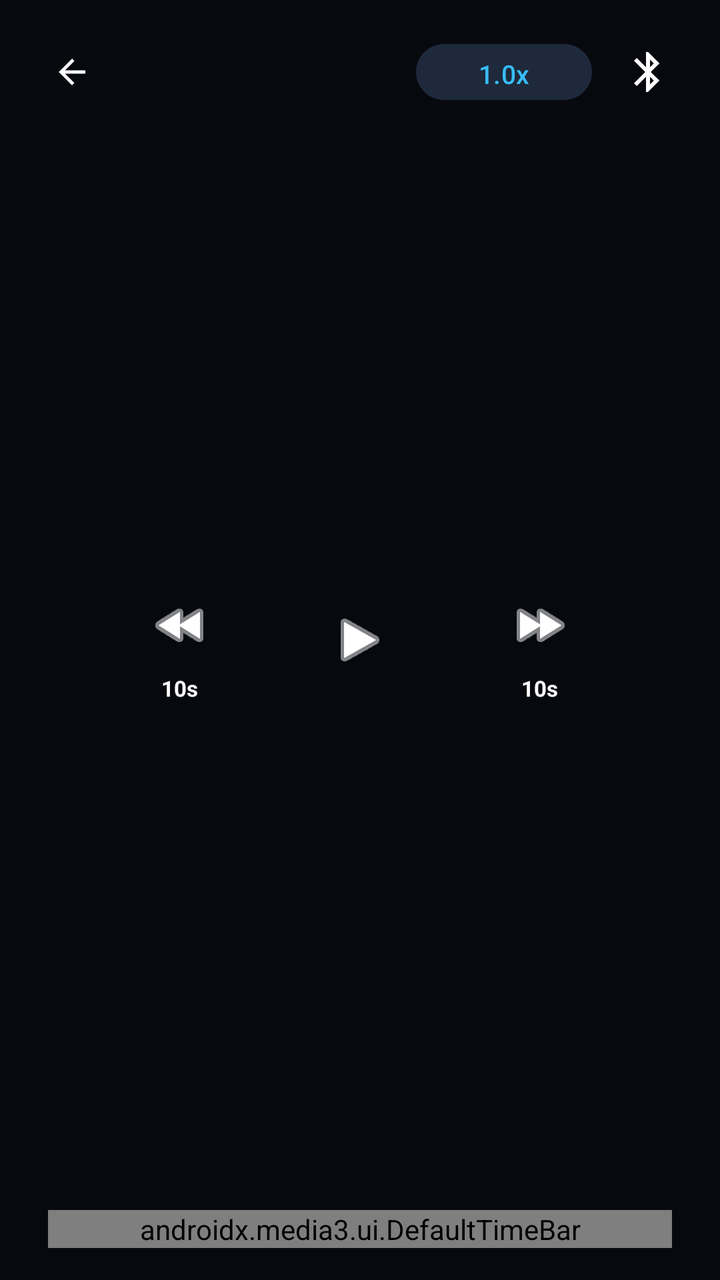
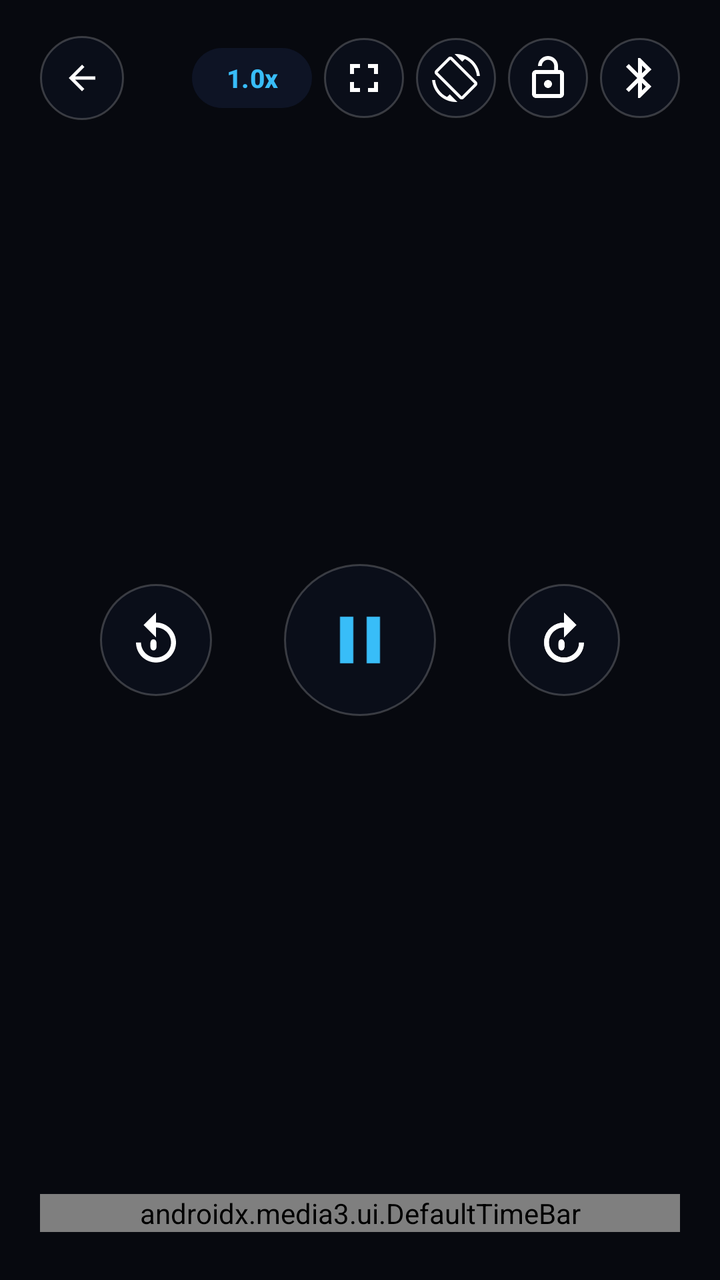

An Android layout rendered at two revisions. The XML below is the earlier revision; the diff shows what the commit changed to produce the second picture.
<!-- AndroidManifest.xml: application theme Theme.GateFocus -->
<!-- res/layout/custom_player_control.xml -->
<?xml version="1.0" encoding="utf-8"?>
<RelativeLayout xmlns:android="http://schemas.android.com/apk/res/android"
    xmlns:app="http://schemas.android.com/apk/res-auto"
    android:layout_width="match_parent"
    android:layout_height="match_parent"
    android:background="#66000000"
    android:padding="16dp">

    
    <LinearLayout
        android:id="@+id/topBar"
        android:layout_width="match_parent"
        android:layout_height="wrap_content"
        android:layout_alignParentTop="true"
        android:gravity="center_vertical"
        android:orientation="horizontal">

        <ImageButton
            android:id="@+id/btnBack"
            android:layout_width="40dp"
            android:layout_height="40dp"
            android:background="?attr/selectableItemBackgroundBorderless"
            android:src="@drawable/ic_arrow_back"
            app:tint="@color/white" />

        <TextView
            android:id="@+id/tvVideoTitle"
            android:layout_width="0dp"
            android:layout_height="wrap_content"
            android:layout_marginStart="12dp"
            android:layout_weight="1"
            android:ellipsize="end"
            android:maxLines="1"
            android:textColor="@color/white"
            android:textSize="16sp"
            android:textStyle="bold" />

        
        <Button
            android:id="@+id/btnSpeed"
            android:layout_width="wrap_content"
            android:layout_height="36dp"
            android:backgroundTint="@color/card_bg"
            android:text="1.0x"
            android:textColor="@color/accent"
            android:textSize="13sp" />

        
        <ImageButton
            android:id="@+id/btnBluetooth"
            android:layout_width="40dp"
            android:layout_height="40dp"
            android:layout_marginStart="8dp"
            android:background="?attr/selectableItemBackgroundBorderless"
            android:src="@drawable/ic_bluetooth"
            app:tint="@color/white"
            android:contentDescription="Connect Bluetooth Headphones" />
    </LinearLayout>

    
    <LinearLayout
        android:layout_width="wrap_content"
        android:layout_height="wrap_content"
        android:layout_centerInParent="true"
        android:gravity="center"
        android:orientation="horizontal">

        <LinearLayout
            android:layout_width="56dp"
            android:layout_height="wrap_content"
            android:gravity="center"
            android:orientation="vertical">

            <ImageButton
                android:id="@+id/exo_rew"
                android:layout_width="48dp"
                android:layout_height="48dp"
                android:background="?attr/selectableItemBackgroundBorderless"
                android:src="@android:drawable/ic_media_rew"
                app:tint="@color/white" />

            <TextView
                android:layout_width="wrap_content"
                android:layout_height="wrap_content"
                android:text="10s"
                android:textColor="@color/white"
                android:textSize="11sp"
                android:textStyle="bold" />
        </LinearLayout>

        <ImageButton
            android:id="@+id/exo_play_pause"
            android:layout_width="68dp"
            android:layout_height="68dp"
            android:layout_marginHorizontal="28dp"
            android:background="?attr/selectableItemBackgroundBorderless"
            android:src="@android:drawable/ic_media_play"
            app:tint="@color/white" />

        <LinearLayout
            android:layout_width="56dp"
            android:layout_height="wrap_content"
            android:gravity="center"
            android:orientation="vertical">

            <ImageButton
                android:id="@+id/exo_ffwd"
                android:layout_width="48dp"
                android:layout_height="48dp"
                android:background="?attr/selectableItemBackgroundBorderless"
                android:src="@android:drawable/ic_media_ff"
                app:tint="@color/white" />

            <TextView
                android:layout_width="wrap_content"
                android:layout_height="wrap_content"
                android:text="10s"
                android:textColor="@color/white"
                android:textSize="11sp"
                android:textStyle="bold" />
        </LinearLayout>
    </LinearLayout>

    
    <LinearLayout
        android:layout_width="match_parent"
        android:layout_height="wrap_content"
        android:layout_alignParentBottom="true"
        android:gravity="center_vertical"
        android:orientation="horizontal">

        <TextView
            android:id="@+id/exo_position"
            android:layout_width="wrap_content"
            android:layout_height="wrap_content"
            android:textColor="@color/white"
            android:textSize="12sp" />

        <androidx.media3.ui.DefaultTimeBar
            android:id="@+id/exo_progress"
            android:layout_width="0dp"
            android:layout_height="wrap_content"
            android:layout_marginHorizontal="8dp"
            android:layout_weight="1" />

        <TextView
            android:id="@+id/exo_duration"
            android:layout_width="wrap_content"
            android:layout_height="wrap_content"
            android:textColor="@color/white"
            android:textSize="12sp" />
    </LinearLayout>

</RelativeLayout>
<!-- resources referenced by this layout -->
<resources>
  <color name="accent">#38BDF8</color>
  <color name="card_bg">#1E293B</color>
  <color name="white">#FFFFFF</color>
  <color name="background">#0B0F19</color>
  <!-- unchanged entries left out for length: 3 -->
</resources>

<!-- the commit's change to res/layout/custom_player_control.xml (unified diff, before → after) -->
@@ -4,7 +4,8 @@
     android:layout_width="match_parent"
     android:layout_height="match_parent"
     android:background="#66000000"
-    android:padding="16dp">
+    android:paddingHorizontal="20dp"
+    android:paddingVertical="18dp">
 
     
     <LinearLayout
@@ -17,9 +18,11 @@
 
         <ImageButton
             android:id="@+id/btnBack"
-            android:layout_width="40dp"
-            android:layout_height="40dp"
-            android:background="?attr/selectableItemBackgroundBorderless"
+            android:layout_width="42dp"
+            android:layout_height="42dp"
+            android:background="@drawable/bg_circle_button"
+            android:contentDescription="Back"
+            android:padding="9dp"
             android:src="@drawable/ic_arrow_back"
             app:tint="@color/white" />
 
@@ -27,7 +30,7 @@
             android:id="@+id/tvVideoTitle"
             android:layout_width="0dp"
             android:layout_height="wrap_content"
-            android:layout_marginStart="12dp"
+            android:layout_marginHorizontal="12dp"
             android:layout_weight="1"
             android:ellipsize="end"
             android:maxLines="1"
@@ -39,22 +42,62 @@
         <Button
             android:id="@+id/btnSpeed"
             android:layout_width="wrap_content"
-            android:layout_height="36dp"
-            android:backgroundTint="@color/card_bg"
+            android:layout_height="38dp"
+            android:backgroundTint="#990F172A"
+            android:minWidth="60dp"
+            android:paddingHorizontal="12dp"
             android:text="1.0x"
             android:textColor="@color/accent"
-            android:textSize="13sp" />
+            android:textSize="13sp"
+            android:textStyle="bold" />
+
+        
+        <ImageButton
+            android:id="@+id/btnAspectFit"
+            android:layout_width="40dp"
+            android:layout_height="40dp"
+            android:layout_marginStart="6dp"
+            android:background="@drawable/bg_circle_button"
+            android:contentDescription="Toggle Fit or Fill"
+            android:padding="8dp"
+            android:src="@drawable/ic_fullscreen"
+            app:tint="@color/white" />
+
+        
+        <ImageButton
+            android:id="@+id/btnRotate"
+            android:layout_width="40dp"
+            android:layout_height="40dp"
+            android:layout_marginStart="6dp"
+            android:background="@drawable/bg_circle_button"
+            android:contentDescription="Rotate Screen"
+            android:padding="8dp"
+            android:src="@drawable/ic_screen_rotation"
+            app:tint="@color/white" />
+
+        
+        <ImageButton
+            android:id="@+id/btnTouchLock"
+            android:layout_width="40dp"
+            android:layout_height="40dp"
+            android:layout_marginStart="6dp"
+            android:background="@drawable/bg_circle_button"
+            android:contentDescription="Lock Controls"
+            android:padding="8dp"
+            android:src="@drawable/ic_lock_open"
+            app:tint="@color/white" />
 
         
         <ImageButton
             android:id="@+id/btnBluetooth"
             android:layout_width="40dp"
             android:layout_height="40dp"
-            android:layout_marginStart="8dp"
-            android:background="?attr/selectableItemBackgroundBorderless"
+            android:layout_marginStart="6dp"
+            android:background="@drawable/bg_circle_button"
+            android:contentDescription="Connect Bluetooth Headphones"
+            android:padding="8dp"
             android:src="@drawable/ic_bluetooth"
-            app:tint="@color/white"
-            android:contentDescription="Connect Bluetooth Headphones" />
+            app:tint="@color/white" />
     </LinearLayout>
 
     
@@ -65,60 +108,39 @@
         android:gravity="center"
         android:orientation="horizontal">
 
-        <LinearLayout
+        <ImageButton
+            android:id="@+id/exo_rew"
             android:layout_width="56dp"
-            android:layout_height="wrap_content"
-            android:gravity="center"
-            android:orientation="vertical">
-
-            <ImageButton
-                android:id="@+id/exo_rew"
-                android:layout_width="48dp"
-                android:layout_height="48dp"
-                android:background="?attr/selectableItemBackgroundBorderless"
-                android:src="@android:drawable/ic_media_rew"
-                app:tint="@color/white" />
-
-            <TextView
-                android:layout_width="wrap_content"
-                android:layout_height="wrap_content"
-                android:text="10s"
-                android:textColor="@color/white"
-                android:textSize="11sp"
-                android:textStyle="bold" />
-        </LinearLayout>
+            android:layout_height="56dp"
+            android:background="@drawable/bg_circle_button"
+            android:contentDescription="Rewind 10 seconds"
+            android:padding="13dp"
+            android:scaleType="fitCenter"
+            android:src="@drawable/ic_replay_10"
+            app:tint="@color/white" />
 
         <ImageButton
-            android:id="@+id/exo_play_pause"
-            android:layout_width="68dp"
-            android:layout_height="68dp"
-            android:layout_marginHorizontal="28dp"
-            android:background="?attr/selectableItemBackgroundBorderless"
-            android:src="@android:drawable/ic_media_play"
+            android:id="@+id/btnPlayPause"
+            android:layout_width="76dp"
+            android:layout_height="76dp"
+            android:layout_marginHorizontal="36dp"
+            android:background="@drawable/bg_circle_button"
+            android:contentDescription="Play or Pause"
+            android:padding="18dp"
+            android:scaleType="fitCenter"
+            android:src="@drawable/ic_pause"
+            app:tint="@color/accent" />
+
+        <ImageButton
+            android:id="@+id/exo_ffwd"
+            android:layout_width="56dp"
+            android:layout_height="56dp"
+            android:background="@drawable/bg_circle_button"
+            android:contentDescription="Forward 10 seconds"
+            android:padding="13dp"
+            android:scaleType="fitCenter"
+            android:src="@drawable/ic_forward_10"
             app:tint="@color/white" />
-
-        <LinearLayout
-            android:layout_width="56dp"
-            android:layout_height="wrap_content"
-            android:gravity="center"
-            android:orientation="vertical">
-
-            <ImageButton
-                android:id="@+id/exo_ffwd"
-                android:layout_width="48dp"
-                android:layout_height="48dp"
-                android:background="?attr/selectableItemBackgroundBorderless"
-                android:src="@android:drawable/ic_media_ff"
-                app:tint="@color/white" />
-
-            <TextView
-                android:layout_width="wrap_content"
-                android:layout_height="wrap_content"
-                android:text="10s"
-                android:textColor="@color/white"
-                android:textSize="11sp"
-                android:textStyle="bold" />
-        </LinearLayout>
     </LinearLayout>
 
     
@@ -127,28 +149,33 @@
         android:layout_height="wrap_content"
         android:layout_alignParentBottom="true"
         android:gravity="center_vertical"
-        android:orientation="horizontal">
+        android:orientation="horizontal"
+        android:paddingBottom="6dp">
 
         <TextView
             android:id="@+id/exo_position"
-            android:layout_width="wrap_content"
-            android:layout_height="wrap_content"
-            android:textColor="@color/white"
-            android:textSize="12sp" />
+            android:layout_width="0dp"
+            android:layout_height="0dp"
+            android:visibility="gone" />
 
         <androidx.media3.ui.DefaultTimeBar
             android:id="@+id/exo_progress"
-            android:layout_width="0dp"
+            android:layout_width="match_parent"
             android:layout_height="wrap_content"
-            android:layout_marginHorizontal="8dp"
-            android:layout_weight="1" />
+            app:bar_height="5dp"
+            app:buffered_color="#66FFFFFF"
+            app:played_color="@color/accent"
+            app:scrubber_color="@color/accent"
+            app:scrubber_dragged_size="22dp"
+            app:scrubber_enabled_size="16dp"
+            app:touch_target_height="38dp"
+            app:unplayed_color="#38FFFFFF" />
 
         <TextView
             android:id="@+id/exo_duration"
-            android:layout_width="wrap_content"
-            android:layout_height="wrap_content"
-            android:textColor="@color/white"
-            android:textSize="12sp" />
+            android:layout_width="0dp"
+            android:layout_height="0dp"
+            android:visibility="gone" />
     </LinearLayout>
 
 </RelativeLayout>
<!-- resource entries referenced after the edit -->
@@ -1,8 +1,76 @@
 <!-- resources referenced by this layout -->
 <resources>
   <color name="accent">#38BDF8</color>
-  <color name="card_bg">#1E293B</color>
   <color name="white">#FFFFFF</color>
+  <!-- drawable bg_circle_button (drawable) -->
+  <?xml version="1.0" encoding="utf-8"?>
+  <shape xmlns:android="http://schemas.android.com/apk/res/android"
+      android:shape="oval">
+      <solid android:color="#660F172A" />
+      <stroke
+          android:width="1dp"
+          android:color="#33FFFFFF" />
+  </shape>
+  <!-- drawable ic_forward_10 (drawable) -->
+  <vector xmlns:android="http://schemas.android.com/apk/res/android"
+      android:width="24dp"
+      android:height="24dp"
+      android:viewportWidth="24"
+      android:viewportHeight="24">
+      <path
+          android:fillColor="@android:color/white"
+          android:pathData="M12,5V1l5,5 -5,5V7c-3.31,0 -6,2.69 -6,6s2.69,6 6,6 6,-2.69 6,-6h2c0,4.42 -3.58,8 -8,8s-8,-3.58 -8,-8 3.58,-8 8,-8zM11.91,15.68c-0.21,0.31 -0.52,0.47 -0.93,0.47s-0.72,-0.16 -0.93,-0.47c-0.21,-0.32 -0.32,-0.78 -0.32,-1.41v-0.65c0,-0.62 0.11,-1.09 0.32,-1.41 0.21,-0.32 0.52,-0.48 0.93,-0.48s0.72,0.16 0.93,0.48c0.21,0.32 0.32,0.79 0.32,1.41v0.65c0,0.63 -0.11,1.1 -0.32,1.41z" />
+  </vector>
+  <!-- drawable ic_fullscreen (drawable) -->
+  <vector xmlns:android="http://schemas.android.com/apk/res/android"
+      android:width="24dp"
+      android:height="24dp"
+      android:viewportWidth="24"
+      android:viewportHeight="24">
+      <path
+          android:fillColor="@android:color/white"
+          android:pathData="M7,14H5v5h5v-2H7v-3zM5,10h2V7h3V5H5v5zM17,17h-3v2h5v-5h-2v3zM14,5v2h3v3h2V5h-5z" />
+  </vector>
+  <!-- drawable ic_lock_open (drawable) -->
+  <vector xmlns:android="http://schemas.android.com/apk/res/android"
+      android:width="24dp"
+      android:height="24dp"
+      android:viewportWidth="24"
+      android:viewportHeight="24">
+      <path
+          android:fillColor="@android:color/white"
+          android:pathData="M12,17c1.1,0 2,-0.9 2,-2s-0.9,-2 -2,-2 -2,0.9 -2,2 0.9,2 2,2zM18,8h-1V6c0,-2.76 -2.24,-5 -5,-5S7,3.24 7,6h1.9c0,-1.71 1.39,-3.1 3.1,-3.1 1.71,0 3.1,1.39 3.1,3.1v2H6c-1.1,0 -2,0.9 -2,2v10c0,1.1 0.9,2 2,2h12c1.1,0 2,-0.9 2,-2V10c0,-1.1 -0.9,-2 -2,-2zM18,20H6V10h12v10z" />
+  </vector>
+  <!-- drawable ic_pause (drawable) -->
+  <vector xmlns:android="http://schemas.android.com/apk/res/android"
+      android:width="24dp"
+      android:height="24dp"
+      android:viewportWidth="24"
+      android:viewportHeight="24">
+      <path
+          android:fillColor="@android:color/white"
+          android:pathData="M6,19h4V5H6v14zM14,5v14h4V5h-4z" />
+  </vector>
+  <!-- drawable ic_replay_10 (drawable) -->
+  <vector xmlns:android="http://schemas.android.com/apk/res/android"
+      android:width="24dp"
+      android:height="24dp"
+      android:viewportWidth="24"
+      android:viewportHeight="24">
+      <path
+          android:fillColor="@android:color/white"
+          android:pathData="M12,5V1L7,6l5,5V7c3.31,0 6,2.69 6,6s-2.69,6 -6,6 -6,-2.69 -6,-6H4c0,4.42 3.58,8 8,8s8,-3.58 8,-8 -3.58,-8 -8,-8zM11.91,15.68c-0.21,0.31 -0.52,0.47 -0.93,0.47s-0.72,-0.16 -0.93,-0.47c-0.21,-0.32 -0.32,-0.78 -0.32,-1.41v-0.65c0,-0.62 0.11,-1.09 0.32,-1.41 0.21,-0.32 0.52,-0.48 0.93,-0.48s0.72,0.16 0.93,0.48c0.21,0.32 0.32,0.79 0.32,1.41v0.65c0,0.63 -0.11,1.1 -0.32,1.41z" />
+  </vector>
+  <!-- drawable ic_screen_rotation (drawable) -->
+  <vector xmlns:android="http://schemas.android.com/apk/res/android"
+      android:width="24dp"
+      android:height="24dp"
+      android:viewportWidth="24"
+      android:viewportHeight="24">
+      <path
+          android:fillColor="@android:color/white"
+          android:pathData="M16.48,2.52c3.27,1.55 5.61,4.72 5.97,8.48h1.5C23.44,4.84 18.29,0 12,0l-0.66,0.03 3.81,3.81 1.33,-1.32zM10.23,1.75c-0.59,-0.59 -1.54,-0.59 -2.12,0L1.75,8.11c-0.59,0.59 -0.59,1.54 0,2.12l12.02,12.02c0.59,0.59 1.54,0.59 2.12,0l6.36,-6.36c0.59,-0.59 0.59,-1.54 0,-2.12L10.23,1.75zM14.83,21.19L2.81,9.17l6.36,-6.36 12.02,12.02 -6.36,6.36zM7.52,21.48C4.25,19.94 1.91,16.76 1.55,13H0.05C0.56,19.16 5.71,24 12,24l0.66,-0.03 -3.81,-3.81 -1.33,1.32z" />
+  </vector>
   <color name="background">#0B0F19</color>
   <!-- unchanged entries left out for length: 3 -->
 </resources>
